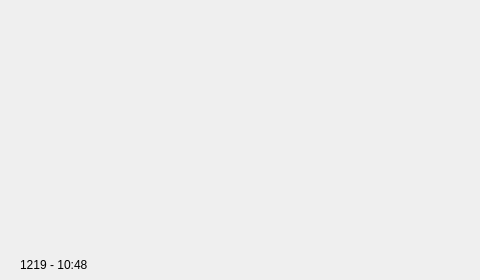
Above: app/Ticker/widget.ui from Cohen0415/YunQue-Ticker before the change; both pictures show x 0 to 480 and y 0 to 280 of the 1424 by 280 pixel window. Below: the same form after it.
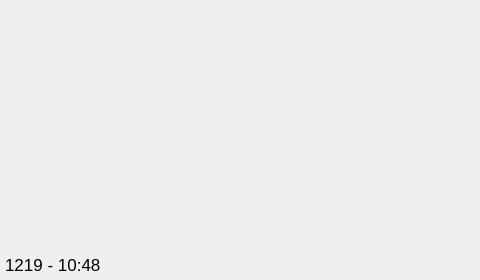
That is the form after the change. Icons and pictures are not drawn.

Patch:
```diff
--- a/app/Ticker/widget.ui
+++ b/app/Ticker/widget.ui
@@ -96,7 +96,7 @@
       </property>
       <layout class="QVBoxLayout" name="verticalLayout">
        <property name="spacing">
-        <number>5</number>
+        <number>3</number>
        </property>
        <property name="leftMargin">
         <number>0</number>
@@ -133,7 +133,7 @@
             <x>0</x>
             <y>0</y>
             <width>107</width>
-            <height>247</height>
+            <height>252</height>
            </rect>
           </property>
          </widget>
@@ -184,6 +184,11 @@
           </item>
           <item>
            <widget class="QLabel" name="bjTimeLabel">
+            <property name="font">
+             <font>
+              <pointsize>13</pointsize>
+             </font>
+            </property>
             <property name="text">
              <string>1219 - 10:48</string>
             </property>
@@ -243,13 +248,13 @@
         <number>5</number>
        </property>
        <property name="leftMargin">
-        <number>0</number>
+        <number>2</number>
        </property>
        <property name="topMargin">
         <number>0</number>
        </property>
        <property name="rightMargin">
-        <number>0</number>
+        <number>2</number>
        </property>
        <property name="bottomMargin">
         <number>5</number>
@@ -352,7 +357,7 @@
       </property>
       <property name="minimumSize">
        <size>
-        <width>1275</width>
+        <width>1272</width>
         <height>0</height>
        </size>
       </property>
```
Left out of the diff: 68 changed lines with no effect on the pictures.
